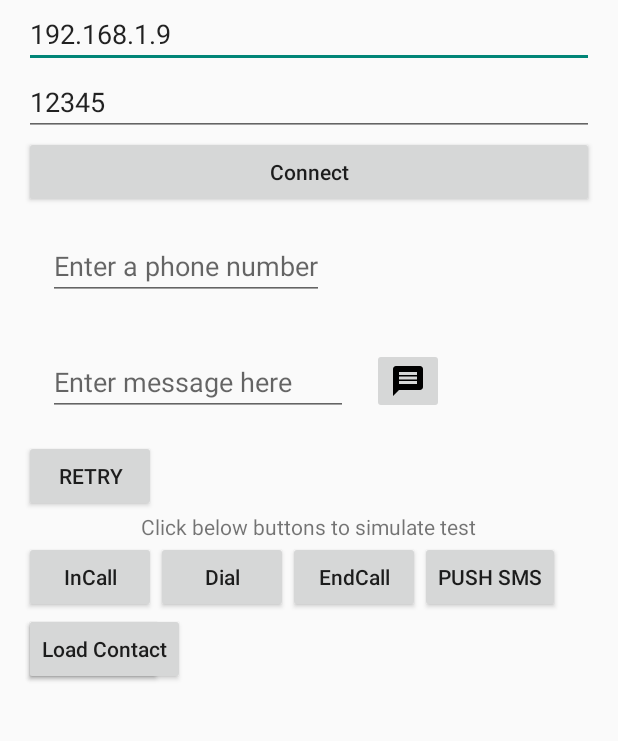
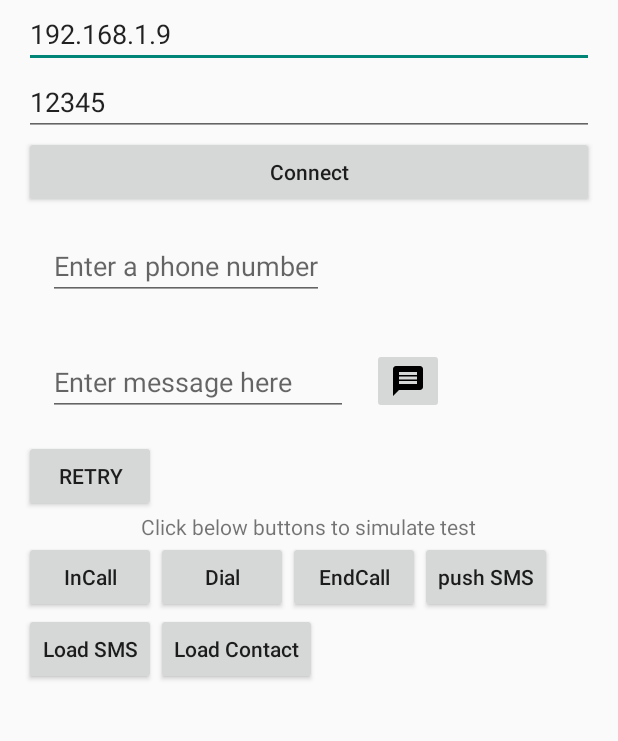
Before and after one commit to giangtqh/hellosdl2w_5.0.0, an Android app: the screen it shows after launch (MainActivity), on a phone screen of 412 x 824 dp, the part 137-878 px from its top. Run offline under Robolectric (Android 15) with nearby library versions, the phone set to English and light mode, and no system bars; 1 statement that could not run was skipped.

Commit message:
Update layout of buttons.
Signed-off-by: “nguyenhoangan312” <nguyenhoangan312@gmail.com>

```diff
--- a/app/src/main/res/layout/activity_main.xml
+++ b/app/src/main/res/layout/activity_main.xml
@@ -123,6 +123,7 @@
         <Button
             android:id="@+id/btnPushDummySMS"
             android:text="push SMS"
+            android:textAllCaps="false"
             android:layout_toRightOf="@id/btnEndCall"
             android:layout_width="wrap_content"
             android:layout_height="wrap_content" />
@@ -131,14 +132,15 @@
             android:text="Load SMS"
             android:layout_below="@id/btnInCall"
             android:layout_width="wrap_content"
-            android:layout_height="wrap_content" />
+            android:layout_height="wrap_content"
             android:textAllCaps="false" />
 
         <Button
             android:id="@+id/btnContact"
             android:layout_width="wrap_content"
             android:layout_height="wrap_content"
-            android:layout_below="@id/btnInCall"
+            android:layout_below="@id/btnDial"
+            android:layout_toRightOf="@+id/btnLoadSms"
             android:text="Load Contact"
             android:textAllCaps="false" />
 
```
